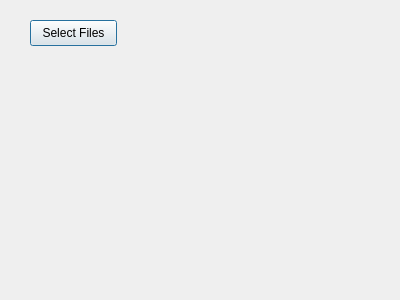
The window that dialogcopyfilesin.ui (qwerty258/filemetadata) describes before a commit, drawn with Qt 5.
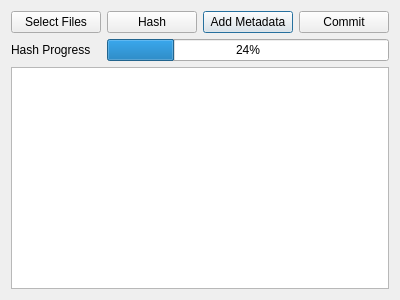
The same window after the commit.

```diff
--- a/dialogcopyfilesin.ui
+++ b/dialogcopyfilesin.ui
@@ -13,19 +13,57 @@
   <property name="windowTitle">
    <string>Dialog</string>
   </property>
-  <widget class="QPushButton" name="pushButtonSelectFiles">
-   <property name="geometry">
-    <rect>
-     <x>30</x>
-     <y>20</y>
-     <width>87</width>
-     <height>26</height>
-    </rect>
-   </property>
-   <property name="text">
-    <string>Select Files</string>
-   </property>
-  </widget>
+  <layout class="QGridLayout" name="gridLayout">
+   <item row="1" column="2">
+    <widget class="QPushButton" name="pushButtonMetadata">
+     <property name="text">
+      <string>Add Metadata</string>
+     </property>
+    </widget>
+   </item>
+   <item row="1" column="0">
+    <widget class="QPushButton" name="pushButtonSelectFiles">
+     <property name="text">
+      <string>Select Files</string>
+     </property>
+    </widget>
+   </item>
+   <item row="1" column="1">
+    <widget class="QPushButton" name="pushButtonHash">
+     <property name="text">
+      <string>Hash</string>
+     </property>
+    </widget>
+   </item>
+   <item row="4" column="0" colspan="4">
+    <widget class="QTableView" name="tableView">
+     <property name="sortingEnabled">
+      <bool>false</bool>
+     </property>
+    </widget>
+   </item>
+   <item row="1" column="3">
+    <widget class="QPushButton" name="pushButtonCommit">
+     <property name="text">
+      <string>Commit</string>
+     </property>
+    </widget>
+   </item>
+   <item row="2" column="0">
+    <widget class="QLabel" name="labelHashProgress">
+     <property name="text">
+      <string>Hash Progress</string>
+     </property>
+    </widget>
+   </item>
+   <item row="2" column="1" colspan="3">
+    <widget class="QProgressBar" name="progressBar">
+     <property name="value">
+      <number>24</number>
+     </property>
+    </widget>
+   </item>
+  </layout>
  </widget>
  <resources/>
  <connections/>
```
Left out of the diff: 2 changed lines with no effect on the pictures.
